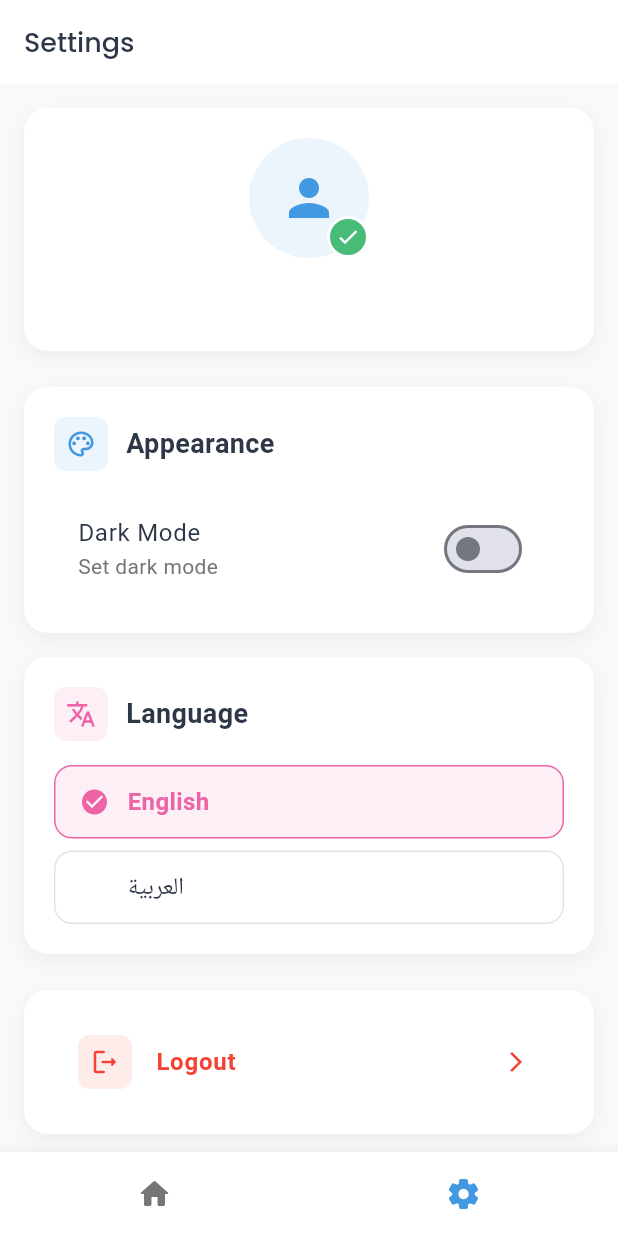
After one commit to mahmoodhamdi/khuta, a Flutter app: the MainScreen screen opened directly, item 2 of the bottom bar chosen, on a phone screen of 412 x 824 dp. The commit adds this screen. Run offline on Flutter 3.47's test engine with Material 3 defaults, Android fonts, the phone set to English and light mode, and no system bars; drawn by our look-alikes of animated_bottom_navigation_bar; our stand-ins replace cloud_firestore, connectivity_plus, easy_localization, equatable, firebase_auth, firebase_core and 3 more; accounts and stored records are empty.

Commit message:
- Update Arabic and English translations in ar.json and en.json for logout confirmation and appearance settings - Implement theme management with ThemeCubit and SharedPreferences - Add MainScreen with bottom navigation and integrate AnimatedBottomBar - Create SettingsScreen for user preferences including language and theme settings - Ensure proper state management and UI updates in HomeScreen and SettingsScreen - Add necessary dependencies for animated bottom navigation and theme switching

```diff
--- /dev/null
+++ b/lib/cubit/theme/theme_cubit.dart
@@ -0,0 +1,35 @@
+import 'package:flutter_bloc/flutter_bloc.dart';
+import 'package:shared_preferences/shared_preferences.dart';
+
+// Theme States
+abstract class ThemeState {}
+
+class ThemeInitial extends ThemeState {}
+
+class ThemeLight extends ThemeState {}
+
+class ThemeDark extends ThemeState {}
+
+// Theme Cubit
+class ThemeCubit extends Cubit<ThemeState> {
+  final SharedPreferences prefs;
+
+  ThemeCubit({required this.prefs}) : super(ThemeInitial()) {
+    _loadTheme();
+  }
+
+  void _loadTheme() {
+    final isDark = prefs.getBool('isDark') ?? false;
+    emit(isDark ? ThemeDark() : ThemeLight());
+  }
+
+  Future<void> toggleTheme() async {
+    if (state is ThemeLight) {
+      await prefs.setBool('isDark', true);
+      emit(ThemeDark());
+    } else {
+      await prefs.setBool('isDark', false);
+      emit(ThemeLight());
+    }
+  }
+}
--- a/lib/main.dart
+++ b/lib/main.dart
@@ -3,11 +3,14 @@ import 'package:firebase_core/firebase_core.dart';
 import 'package:flutter/material.dart';
 import 'package:flutter/services.dart';
 import 'package:flutter_bloc/flutter_bloc.dart';
+import 'package:shared_preferences/shared_preferences.dart';
 
 import 'core/theme/app_theme.dart';
 import 'cubit/auth/auth_cubit.dart';
-import 'cubit/connectivity/connectivity_cubit.dart';
+import 'cubit/auth/auth_state.dart';
+import 'cubit/theme/theme_cubit.dart';
 import 'firebase_options.dart';
+import 'screens/main_screen.dart';
 import 'screens/splash/splash_screen.dart';
 
 void main() async {
@@ -19,6 +22,10 @@ void main() async {
     DeviceOrientation.portraitUp,
     DeviceOrientation.portraitDown,
   ]);
+
+  // Initialize SharedPreferences for theme
+  final prefs = await SharedPreferences.getInstance();
+
   runApp(
     EasyLocalization(
       supportedLocales: const [Locale('en'), Locale('ar')],
@@ -27,7 +34,7 @@ void main() async {
       child: MultiBlocProvider(
         providers: [
           BlocProvider(create: (context) => AuthCubit()),
-          BlocProvider(create: (context) => ConnectivityCubit()),
+          BlocProvider(create: (context) => ThemeCubit(prefs: prefs)),
         ],
         child: const KhutaApp(),
       ),
@@ -39,6 +46,11 @@ class KhutaApp extends StatelessWidget {
   const KhutaApp({super.key});
   @override
   Widget build(BuildContext context) {
+    // Check login status when app starts
+    context.read<AuthCubit>().checkLoginStatus();
+
+    return BlocBuilder<ThemeCubit, ThemeState>(
+      builder: (context, themeState) {
         return MaterialApp(
           title: 'Khuta',
           debugShowCheckedModeBanner: false,
@@ -51,8 +63,22 @@ class KhutaApp extends StatelessWidget {
           // Theme
           theme: AppTheme.lightTheme(context),
           darkTheme: AppTheme.darkTheme(context),
-      themeMode: ThemeMode.system,
-      home: const SplashScreen(),
+          themeMode: themeState is ThemeDark
+              ? ThemeMode.dark
+              : ThemeMode.light, // Home
+          home: BlocBuilder<AuthCubit, AuthState>(
+            builder: (context, state) {
+              if (state is AuthLoading || state is AuthInitial) {
+                return const SplashScreen();
+              } else if (state is AuthSuccess) {
+                return const MainScreen();
+              } else {
+                return const SplashScreen();
+              }
+            },
+          ),
+        );
+      },
     );
   }
 }
--- a/lib/screens/auth/login_screen.dart
+++ b/lib/screens/auth/login_screen.dart
@@ -1,6 +1,7 @@
 import 'package:easy_localization/easy_localization.dart';
 import 'package:flutter/material.dart';
 import 'package:flutter_bloc/flutter_bloc.dart';
+import 'package:khuta/screens/main_screen.dart';
 
 import '../../core/constants/app_strings.dart';
 import '../../cubit/auth/auth_cubit.dart';
@@ -43,7 +44,7 @@ class _LoginScreenState extends State<LoginScreen> {
       listener: (context, state) {
         if (state is AuthSuccess) {
           Navigator.of(context).pushReplacement(
-            MaterialPageRoute(builder: (_) => const HomeScreen()),
+            MaterialPageRoute(builder: (_) => const MainScreen()),
           );
         } else if (state is AuthFailure) {
           ScaffoldMessenger.of(
--- a/lib/screens/auth/register_screen.dart
+++ b/lib/screens/auth/register_screen.dart
@@ -1,6 +1,7 @@
 import 'package:easy_localization/easy_localization.dart';
 import 'package:flutter/material.dart';
 import 'package:flutter_bloc/flutter_bloc.dart';
+import 'package:khuta/screens/main_screen.dart';
 
 import '../../core/constants/app_strings.dart';
 import '../../cubit/auth/auth_cubit.dart';
@@ -44,7 +45,7 @@ class _RegisterScreenState extends State<RegisterScreen> {
       listener: (context, state) {
         if (state is AuthSuccess) {
           Navigator.of(context).pushReplacement(
-            MaterialPageRoute(builder: (_) => const HomeScreen()),
+            MaterialPageRoute(builder: (_) => const MainScreen()),
           );
         } else if (state is AuthFailure) {
           ScaffoldMessenger.of(
--- a/lib/screens/home/home_screen.dart
+++ b/lib/screens/home/home_screen.dart
@@ -33,6 +33,8 @@ class _HomeScreenState extends State<HomeScreen> {
   }
 
   Future<void> _fetchChildren() async {
+    if (!mounted) return;
+
     try {
       setState(() {
         isLoading = true;
@@ -49,6 +51,8 @@ class _HomeScreenState extends State<HomeScreen> {
           .orderBy('createdAt', descending: false)
           .get();
 
+      if (!mounted) return;
+
       setState(() {
         children = querySnapshot.docs
             .map((doc) => Child.fromFirestore(doc))
@@ -56,14 +60,17 @@ class _HomeScreenState extends State<HomeScreen> {
         isLoading = false;
       });
     } catch (e) {
+      if (!mounted) return;
+
       setState(() {
         error = e.toString();
         isLoading = false;
       });
     }
   }
+  Future<void> _addChild(Child child) async {
+    if (!mounted) return;
 
-  Future<void> _addChild(Child child) async {
     try {
       final user = _auth.currentUser;
       if (user == null) return;
@@ -74,8 +81,12 @@ class _HomeScreenState extends State<HomeScreen> {
           .collection('children')
           .add(child.toFirestore());
 
-      _fetchChildren(); // Refresh the list
+      if (mounted) {
+        _fetchChildren(); // Refresh the list
+      }
     } catch (e) {
+      if (!mounted) return;
+
       ScaffoldMessenger.of(context).showSnackBar(
         SnackBar(
           content: Text('error_adding_child'.tr()),
@@ -84,8 +95,8 @@ class _HomeScreenState extends State<HomeScreen> {
       );
     }
   }
-
   void _showAddChildScreen() {
+    if (!mounted) return;
     Navigator.push(
       context,
       MaterialPageRoute(
@@ -114,6 +125,7 @@ class _HomeScreenState extends State<HomeScreen> {
           backgroundColor: HomeScreenTheme.cardBackground(isDark),
           foregroundColor: HomeScreenTheme.primaryText(isDark),
           elevation: 0,
+          automaticallyImplyLeading: false,
         ),
         body: SafeArea(
           child: isLoading
@@ -258,9 +270,9 @@ class _HomeScreenState extends State<HomeScreen> {
         color: HomeScreenTheme.cardBackground(isDark),
         borderRadius: BorderRadius.circular(16),
         boxShadow: [HomeScreenTheme.cardShadow(isDark)],
-      ),
-      child: InkWell(
+      ),      child: InkWell(
         onTap: () {
+          if (!mounted) return;
           Navigator.push(
             context,
             MaterialPageRoute(
@@ -484,8 +496,7 @@ class _HomeScreenState extends State<HomeScreen> {
             ],
           ),
         ),
-      ),
-    );
+      ));
   }
 
   Widget _buildScoreIndicator(double score, bool isDark) {
--- /dev/null
+++ b/lib/screens/main_screen.dart
@@ -0,0 +1,32 @@
+import 'package:flutter/material.dart';
+import 'package:khuta/screens/home/home_screen.dart';
+import 'package:khuta/screens/settings/settings_screen.dart';
+import 'package:khuta/widgets/animated_bottom_bar.dart';
+
+class MainScreen extends StatefulWidget {
+  const MainScreen({super.key});
+
+  @override
+  State<MainScreen> createState() => _MainScreenState();
+}
+
+class _MainScreenState extends State<MainScreen> {
+  int _currentIndex = 0;
+
+  final List<Widget> _screens = [const HomeScreen(), const SettingsScreen()];
+
+  void _onTabTapped(int index) {
+    setState(() => _currentIndex = index);
+  }
+
+  @override
+  Widget build(BuildContext context) {
+    return Scaffold(
+      body: _screens[_currentIndex],
+      bottomNavigationBar: AnimatedBottomBar(
+        activeIndex: _currentIndex,
+        onTap: _onTabTapped,
+      ),
+    );
+  }
+}
--- /dev/null
+++ b/lib/screens/settings/settings_screen.dart
@@ -0,0 +1,339 @@
+import 'package:easy_localization/easy_localization.dart';
+import 'package:firebase_auth/firebase_auth.dart';
+import 'package:flutter/material.dart';
+import 'package:flutter_bloc/flutter_bloc.dart';
+import 'package:khuta/core/theme/home_screen_theme.dart';
+import 'package:khuta/cubit/auth/auth_cubit.dart';
+import 'package:khuta/cubit/theme/theme_cubit.dart';
+import 'package:shared_preferences/shared_preferences.dart';
+
+class SettingsScreen extends StatelessWidget {
+  const SettingsScreen({super.key});
+
+  Future<void> _changeLanguage(BuildContext context, String code) async {
+    final prefs = await SharedPreferences.getInstance();
+    await prefs.setString('language', code);
+    if (code == 'ar') {
+      context.setLocale(const Locale('ar'));
+    } else {
+      context.setLocale(const Locale('en'));
+    }
+  }
+
+  Future<void> _handleLogout(BuildContext context) async {
+    final confirmed = await showDialog<bool>(
+      context: context,
+      builder: (context) => AlertDialog(
+        title: Text('logout_confirmation_title'.tr()),
+        content: Text('logout_confirmation_message'.tr()),
+        actions: [
+          TextButton(
+            onPressed: () => Navigator.pop(context, false),
+            child: Text('cancel'.tr()),
+          ),
+          TextButton(
+            onPressed: () => Navigator.pop(context, true),
+            child: Text(
+              'logout'.tr(),
+              style: const TextStyle(color: Colors.red),
+            ),
+          ),
+        ],
+      ),
+    );
+
+    if (confirmed == true && context.mounted) {
+      context.read<AuthCubit>().logout();
+    }
+  }
+
+  @override
+  Widget build(BuildContext context) {
+    final isDark = Theme.of(context).brightness == Brightness.dark;
+    final currentUser = FirebaseAuth.instance.currentUser;
+
+    return Scaffold(
+      backgroundColor: HomeScreenTheme.backgroundColor(isDark),
+      appBar: AppBar(
+        title: Text('settings'.tr()),
+        backgroundColor: HomeScreenTheme.cardBackground(isDark),
+        foregroundColor: HomeScreenTheme.primaryText(isDark),
+        elevation: 0,
+        automaticallyImplyLeading: false,
+      ),
+      body: ListView(
+        padding: const EdgeInsets.all(16),
+        children: [
+          // User Profile Section
+          if (currentUser != null)
+            Container(
+              padding: const EdgeInsets.all(20),
+              decoration: BoxDecoration(
+                color: HomeScreenTheme.cardBackground(isDark),
+                borderRadius: BorderRadius.circular(16),
+                boxShadow: [HomeScreenTheme.cardShadow(isDark)],
+              ),
+              child: Column(
+                children: [
+                  Stack(
+                    alignment: Alignment.bottomRight,
+                    children: [
+                      CircleAvatar(
+                        radius: 40,
+                        backgroundColor: HomeScreenTheme.accentBlue(
+                          isDark,
+                        ).withOpacity(0.1),
+                        child: Icon(
+                          Icons.person,
+                          size: 40,
+                          color: HomeScreenTheme.accentBlue(isDark),
+                        ),
+                      ),
+                      Container(
+                        padding: const EdgeInsets.all(4),
+                        decoration: BoxDecoration(
+                          color: HomeScreenTheme.accentGreen(isDark),
+                          shape: BoxShape.circle,
+                          border: Border.all(
+                            color: HomeScreenTheme.cardBackground(isDark),
+                            width: 2,
+                          ),
+                        ),
+                        child: const Icon(
+                          Icons.check,
+                          color: Colors.white,
+                          size: 16,
+                        ),
+                      ),
+                    ],
+                  ),
+                  const SizedBox(height: 16),
+                  Text(
+                    currentUser.email ?? '',
+                    style: TextStyle(
+                      fontSize: 18,
+                      fontWeight: FontWeight.bold,
+                      color: HomeScreenTheme.primaryText(isDark),
+                    ),
+                  ),
+                ],
+              ),
+            ),
+
+          const SizedBox(height: 24),
+
+          // Theme Settings
+          Container(
+            padding: const EdgeInsets.all(20),
+            decoration: BoxDecoration(
+              color: HomeScreenTheme.cardBackground(isDark),
+              borderRadius: BorderRadius.circular(16),
+              boxShadow: [HomeScreenTheme.cardShadow(isDark)],
+            ),
+            child: Column(
+              crossAxisAlignment: CrossAxisAlignment.start,
+              children: [
+                Row(
+                  children: [
+                    Container(
+                      padding: const EdgeInsets.all(8),
+                      decoration: BoxDecoration(
+                        color: HomeScreenTheme.accentBlue(
+                          isDark,
+                        ).withOpacity(0.1),
+                        borderRadius: BorderRadius.circular(8),
+                      ),
+                      child: Icon(
+                        Icons.palette_outlined,
+                        size: 20,
+                        color: HomeScreenTheme.accentBlue(isDark),
+                      ),
+                    ),
+                    const SizedBox(width: 12),
+                    Text(
+                      'appearance'.tr(),
+                      style: TextStyle(
+                        fontSize: 18,
+                        fontWeight: FontWeight.bold,
+                        color: HomeScreenTheme.primaryText(isDark),
+                      ),
+                    ),
+                  ],
+                ),
+                const SizedBox(height: 16),
+                BlocBuilder<ThemeCubit, ThemeState>(
+                  builder: (context, state) {
+                    return SwitchListTile(
+                      title: Text(
+                        'dark_mode'.tr(),
+                        style: TextStyle(
+                          color: HomeScreenTheme.primaryText(isDark),
+                        ),
+                      ),
+                      subtitle: Text(
+                        'dark_mode_description'.tr(),
+                        style: TextStyle(
+                          color: HomeScreenTheme.secondaryText(isDark),
+                        ),
+                      ),
+                      value: state is ThemeDark,
+                      onChanged: (_) =>
+                          context.read<ThemeCubit>().toggleTheme(),
+                      activeColor: HomeScreenTheme.accentBlue(isDark),
+                    );
+                  },
+                ),
+              ],
+            ),
+          ),
+
+          const SizedBox(height: 16),
+
+          // Language Settings
+          Container(
+            padding: const EdgeInsets.all(20),
+            decoration: BoxDecoration(
+              color: HomeScreenTheme.cardBackground(isDark),
+              borderRadius: BorderRadius.circular(16),
+              boxShadow: [HomeScreenTheme.cardShadow(isDark)],
+            ),
+            child: Column(
+              crossAxisAlignment: CrossAxisAlignment.start,
+              children: [
+                Row(
+                  children: [
+                    Container(
+                      padding: const EdgeInsets.all(8),
+                      decoration: BoxDecoration(
+                        color: HomeScreenTheme.accentPink(
+                          isDark,
+                        ).withOpacity(0.1),
+                        borderRadius: BorderRadius.circular(8),
+                      ),
+                      child: Icon(
+                        Icons.translate_outlined,
+                        size: 20,
+                        color: HomeScreenTheme.accentPink(isDark),
+                      ),
+                    ),
+                    const SizedBox(width: 12),
+                    Text(
+                      'language'.tr(),
+                      style: TextStyle(
+                        fontSize: 18,
+                        fontWeight: FontWeight.bold,
+                        color: HomeScreenTheme.primaryText(isDark),
+                      ),
+                    ),
+                  ],
+                ),
+                const SizedBox(height: 16),
+                _buildLanguageOption(
+                  context: context,
+                  code: 'en',
+                  name: 'English',
+                  isDark: isDark,
+                ),
+                const SizedBox(height: 8),
+                _buildLanguageOption(
+                  context: context,
+                  code: 'ar',
+                  name: 'العربية',
+                  isDark: isDark,
+                ),
+              ],
+            ),
+          ),
+
+          const SizedBox(height: 24),
+
+          // Logout Button
+          Container(
+            padding: const EdgeInsets.all(20),
+            decoration: BoxDecoration(
+              color: HomeScreenTheme.cardBackground(isDark),
+              borderRadius: BorderRadius.circular(16),
+              boxShadow: [HomeScreenTheme.cardShadow(isDark)],
+            ),
+            child: ListTile(
+              onTap: () => _handleLogout(context),
+              leading: Container(
+                padding: const EdgeInsets.all(8),
+                decoration: BoxDecoration(
+                  color: Colors.red.withOpacity(0.1),
+                  borderRadius: BorderRadius.circular(8),
+                ),
+                child: const Icon(
+                  Icons.logout_rounded,
+                  size: 20,
+                  color: Colors.red,
+                ),
+              ),
+              title: Text(
+                'logout'.tr(),
+                style: const TextStyle(
+                  color: Colors.red,
+                  fontWeight: FontWeight.w600,
+                ),
+              ),
+              trailing: const Icon(
+                Icons.arrow_forward_ios,
+                size: 16,
+                color: Colors.red,
+              ),
+            ),
+          ),
+        ],
+      ),
+    );
+  }
+
+  Widget _buildLanguageOption({
+    required BuildContext context,
+    required String code,
+    required String name,
+    required bool isDark,
+  }) {
+    final isSelected = context.locale.languageCode == code;
+    return InkWell(
+      onTap: () => _changeLanguage(context, code),
+      borderRadius: BorderRadius.circular(12),
+      child: Container(
+        padding: const EdgeInsets.symmetric(horizontal: 16, vertical: 12),
+        decoration: BoxDecoration(
+          color: isSelected
+              ? HomeScreenTheme.accentPink(isDark).withOpacity(0.1)
+              : Colors.transparent,
+          borderRadius: BorderRadius.circular(12),
+          border: Border.all(
+            color: isSelected
+                ? HomeScreenTheme.accentPink(isDark)
+                : HomeScreenTheme.secondaryText(isDark).withOpacity(0.2),
+          ),
+        ),
+        child: Row(
+          children: [
+            Icon(
+              Icons.check_circle,
+              color: isSelected
+                  ? HomeScreenTheme.accentPink(isDark)
+                  : Colors.transparent,
+              size: 20,
+            ),
+            const SizedBox(width: 12),
+            Text(
+              name,
+              style: TextStyle(
+                fontSize: 16,
+                color: isSelected
+                    ? HomeScreenTheme.accentPink(isDark)
+                    : HomeScreenTheme.primaryText(isDark),
+                fontWeight: isSelected ? FontWeight.w600 : FontWeight.normal,
+              ),
+            ),
+          ],
+        ),
+      ),
+    );
+  }
+}
--- a/lib/screens/splash/splash_screen.dart
+++ b/lib/screens/splash/splash_screen.dart
@@ -1,12 +1,12 @@
 import 'package:easy_localization/easy_localization.dart';
 import 'package:flutter/material.dart';
 import 'package:flutter_bloc/flutter_bloc.dart';
+import 'package:khuta/screens/main_screen.dart';
 
 import '../../core/constants/app_strings.dart';
 import '../../cubit/auth/auth_cubit.dart';
 import '../../cubit/auth/auth_state.dart';
 import '../auth/login_screen.dart';
-import '../home/home_screen.dart';
 
 class SplashScreen extends StatefulWidget {
   const SplashScreen({super.key});
@@ -35,9 +35,9 @@ class _SplashScreenState extends State<SplashScreen> {
     return BlocListener<AuthCubit, AuthState>(
       listener: (context, state) {
         if (state is AuthSuccess) {
-          Navigator.of(
-            context,
-          ).pushReplacement(MaterialPageRoute(builder: (_) => const HomeScreen()));
+          Navigator.of(context).pushReplacement(
+            MaterialPageRoute(builder: (_) => const MainScreen()),
+          );
         } else if (state is AuthInitial) {
           Navigator.of(context).pushReplacement(
             MaterialPageRoute(builder: (_) => const LoginScreen()),
--- /dev/null
+++ b/lib/widgets/animated_bottom_bar.dart
@@ -0,0 +1,37 @@
+import 'package:animated_bottom_navigation_bar/animated_bottom_navigation_bar.dart';
+import 'package:easy_localization/easy_localization.dart';
+import 'package:flutter/material.dart';
+import 'package:khuta/core/theme/home_screen_theme.dart';
+
+class AnimatedBottomBar extends StatelessWidget {
+  final int activeIndex;
+  final Function(int) onTap;
+
+  const AnimatedBottomBar({
+    super.key,
+    required this.activeIndex,
+    required this.onTap,
+  });
+
+  @override
+  Widget build(BuildContext context) {
+    final isDark = Theme.of(context).brightness == Brightness.dark;
+    final isRTL = context.locale.languageCode == 'ar';
+
+    return AnimatedBottomNavigationBar(
+      icons: [Icons.home_rounded, Icons.settings_rounded],
+      activeIndex: activeIndex,
+      gapLocation: GapLocation.none,
+      notchSmoothness: NotchSmoothness.smoothEdge,
+
+      onTap: onTap,
+      backgroundColor: HomeScreenTheme.cardBackground(isDark),
+      activeColor: HomeScreenTheme.accentBlue(isDark),
+      inactiveColor: HomeScreenTheme.secondaryText(isDark),
+      iconSize: 24,
+
+      splashSpeedInMilliseconds: 300,
+      splashColor: HomeScreenTheme.accentBlue(isDark).withOpacity(0.1),
+    );
+  }
+}
--- a/pubspec.yaml
+++ b/pubspec.yaml
@@ -34,6 +34,8 @@ dependencies:
   flutter_tts:
   permission_handler:
   connectivity_plus: ^6.1.4
+  animated_bottom_navigation_bar: ^1.4.0
+  animated_theme_switcher: ^2.0.10
 
 dev_dependencies:
   flutter_test:
```
Also changed, not shown: assets/translations/ar.json (+18 -1 lines), assets/translations/en.json (+16 -1 lines), pubspec.lock. Lines whose indentation alone changed are shown as unchanged.
